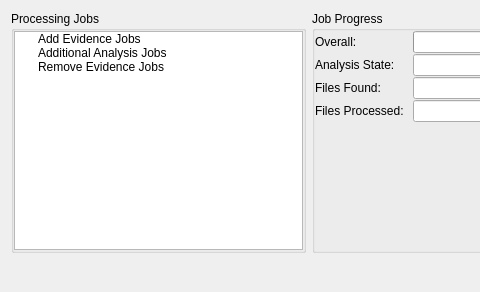
First picture: the form in main/progresswindow.ui, repository pjrinaldi/wombatforensics, before the edit; both pictures show x 0 to 480 and y 0 to 292 of the 919 by 292 pixel window.
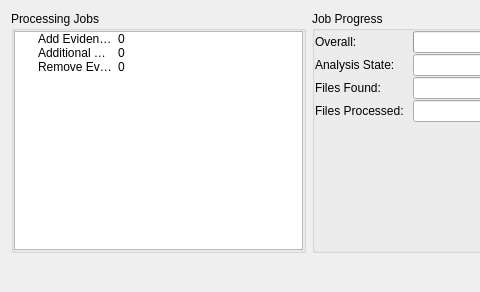
Second picture: the form after the edit.

Patch:
```diff
--- a/main/progresswindow.ui
+++ b/main/progresswindow.ui
@@ -47,23 +47,37 @@
           </attribute>
           <column>
            <property name="text">
-            <string>1</string>
+            <string>Job Type</string>
+           </property>
+          </column>
+          <column>
+           <property name="text">
+            <string>Process ID</string>
            </property>
           </column>
           <item>
            <property name="text">
             <string>Add Evidence Jobs</string>
            </property>
+           <property name="text">
+            <string>0</string>
+           </property>
           </item>
           <item>
            <property name="text">
             <string>Additional Analysis Jobs</string>
            </property>
+           <property name="text">
+            <string>0</string>
+           </property>
           </item>
           <item>
            <property name="text">
             <string>Remove Evidence Jobs</string>
            </property>
+           <property name="text">
+            <string>0</string>
+           </property>
           </item>
          </widget>
         </item>
```
